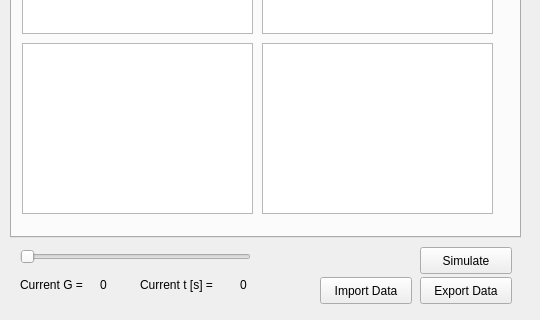
This is branches/QT GUI/Test1/mainwindow.ui in masterjava1/rwthsselabws2011g11 as Qt 5 draws it before an edit; both pictures show x 0 to 540 and y 223 to 543 of the 540 by 543 pixel window. The edited form follows.
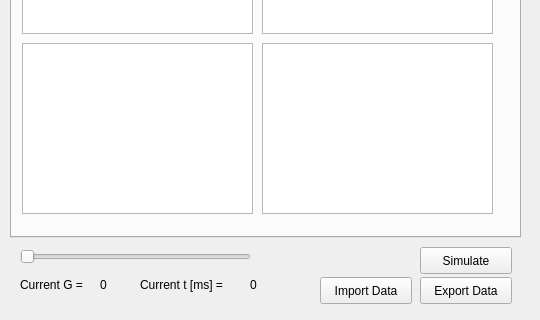
This is the edited form.

Patch:
```diff
--- a/branches/QT GUI/Test1/mainwindow.ui
+++ b/branches/QT GUI/Test1/mainwindow.ui
@@ -244,12 +244,12 @@
      <rect>
       <x>140</x>
       <y>500</y>
-      <width>91</width>
+      <width>101</width>
       <height>16</height>
      </rect>
     </property>
     <property name="text">
-     <string>Current t [s] = </string>
+     <string>Current t [ms] = </string>
     </property>
    </widget>
    <widget class="QLabel" name="G">
@@ -268,7 +268,7 @@
    <widget class="QLabel" name="t">
     <property name="geometry">
      <rect>
-      <x>240</x>
+      <x>250</x>
       <y>500</y>
       <width>46</width>
       <height>16</height>
```
Left out of the diff: 37 changed lines with no effect on the pictures.
